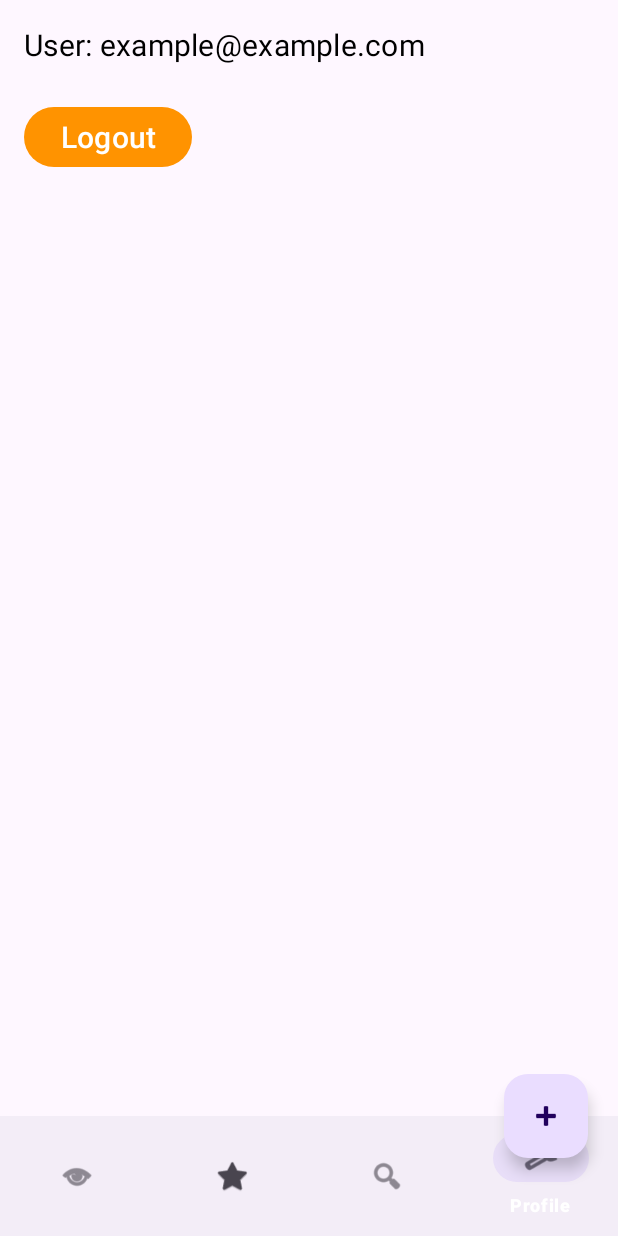
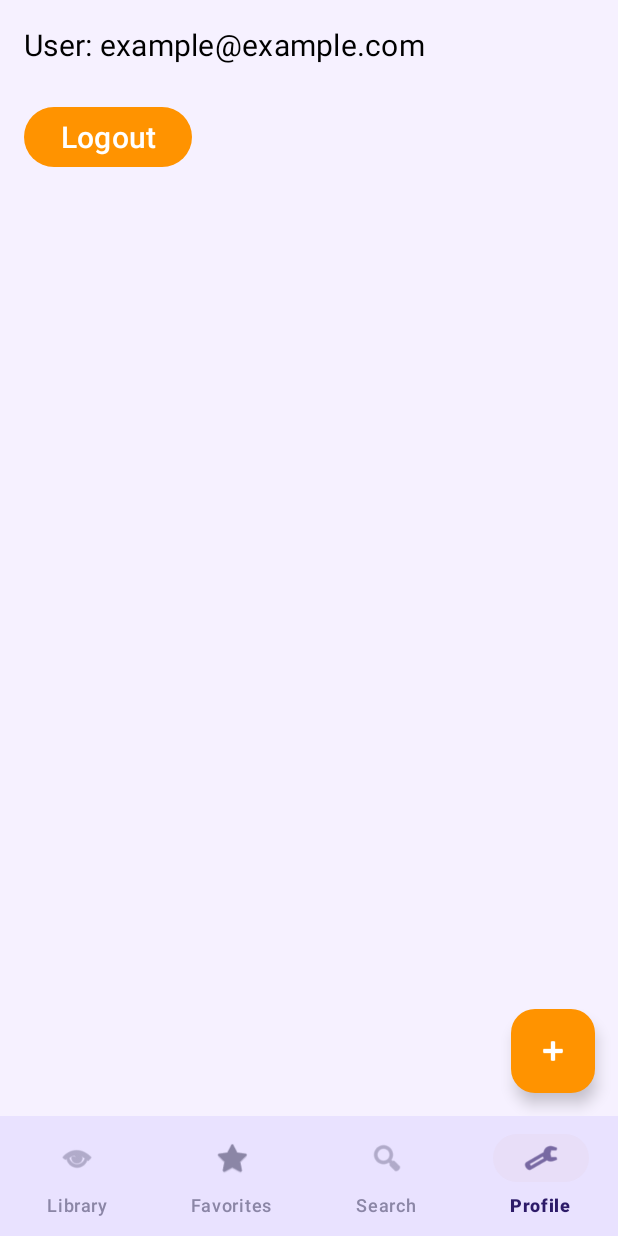
Before and after one commit to SpieluhrRage/Cinememories, an Android app: the MainActivity screen opened directly, with no data from a screen before it, item 4 of the bottom bar chosen, on a phone screen of 412 x 824 dp. Run offline under Robolectric (Android 15) with nearby library versions, the phone set to English and light mode, and no system bars; our stand-ins replace Room's generated code, navigation-ui; pictures from the network do not load.

Commit message:
add button positioning fixed

```diff
--- /dev/null
+++ b/app/src/main/res/color/bottom_nav_item_color.xml
@@ -0,0 +1,5 @@
+<?xml version="1.0" encoding="utf-8"?>
+<selector xmlns:android="http://schemas.android.com/apk/res/android">
+    <item android:state_checked="true" android:color="@color/bottom_nav_active"/>
+    <item android:color="@color/bottom_nav_inactive"/>
+</selector>
--- a/app/src/main/res/layout/activity_main.xml
+++ b/app/src/main/res/layout/activity_main.xml
@@ -3,37 +3,46 @@
     xmlns:app="http://schemas.android.com/apk/res-auto"
     android:id="@+id/coordinatorLayout"
     android:layout_width="match_parent"
-    android:layout_height="match_parent">
+    android:layout_height="match_parent"
+    android:background="@color/appBackground">
 
-    <!-- Каждый NavHostFragment должен иметь точно такой же ID, который вы используете в коде -->
     <androidx.fragment.app.FragmentContainerView
         android:id="@+id/nav_host_fragment"
         android:name="androidx.navigation.fragment.NavHostFragment"
         android:layout_width="match_parent"
         android:layout_height="match_parent"
         app:navGraph="@navigation/nav_graph"
-        app:defaultNavHost="true" />
+        app:defaultNavHost="true"
+        app:backgroundTint="@color/addFilmButton"
+        app:tint="@android:color/white"
+        app:layout_anchor="@id/nav_host_fragment"
+        app:layout_anchorGravity="bottom|end"
+        app:behavior_autoHide="true"/>
+
+
+    <com.google.android.material.floatingactionbutton.FloatingActionButton
+        android:id="@+id/fabAddMovie"
+        android:layout_width="wrap_content"
+        android:layout_height="wrap_content"
+        android:layout_gravity="bottom|end"
+        android:layout_marginEnd="15dp"
+        android:layout_marginBottom="95dp"
+        android:contentDescription="@string/add_movie"
+        android:src="@android:drawable/ic_input_add"
+        app:backgroundTint="@color/addFilmButton"
+        app:behavior_autoHide="true"
+        app:tint="@android:color/white" />
 
     <com.google.android.material.bottomnavigation.BottomNavigationView
         android:id="@+id/bottomNav"
         android:layout_width="match_parent"
         android:layout_height="wrap_content"
         android:layout_gravity="bottom"
-        android:layout_marginTop="100dp"
-        app:menu="@menu/bottom_nav_menu" />
-
-    <!-- Если вы хотите, чтобы FAB рисовалась над BottomNavigationView, прикрепите её именно здесь, а не во фрагменте -->
-    <com.google.android.material.floatingactionbutton.FloatingActionButton
-        android:id="@+id/fabAddMovie"
-        android:layout_width="wrap_content"
-        android:layout_height="wrap_content"
-        android:layout_margin="20dp"
-        android:layout_marginEnd="32dp"
-        android:layout_marginBottom="15dp"
-        android:src="@android:drawable/ic_input_add"
-        app:layout_anchor="@id/bottomNav"
-        app:layout_anchorGravity="top|end"
-
-        />
+        app:menu="@menu/bottom_nav_menu"
+        app:labelVisibilityMode="labeled"
+        app:itemTextColor="@color/bottom_nav_item_color"
+        app:itemIconTint="@color/bottom_nav_item_color"
+        app:backgroundTint="@color/bottom_nav_bg"
+        app:elevation="8dp"/>
 
 </androidx.coordinatorlayout.widget.CoordinatorLayout>
--- a/app/src/main/res/values/colors.xml
+++ b/app/src/main/res/values/colors.xml
@@ -4,4 +4,9 @@
     <color name="white">#FFFFFFFF</color>
     <color name="addFilmButton">#FF9300</color>
     <color name="nightBackground">#07133f</color>
+    <color name="appBackground">#F6F1FF</color>
+
+    <color name="bottom_nav_bg">#E9E2FF</color>
+    <color name="bottom_nav_active">#2D1B69</color>
+    <color name="bottom_nav_inactive">#8B86A6</color>
 </resources>
--- a/app/src/main/res/values/strings.xml
+++ b/app/src/main/res/values/strings.xml
@@ -43,4 +43,5 @@
     </string-array>
     <!-- TODO: Remove or change this placeholder text -->
     <string name="hello_blank_fragment">Hello blank fragment</string>
+    <string name="add_movie" />
 </resources>
```
